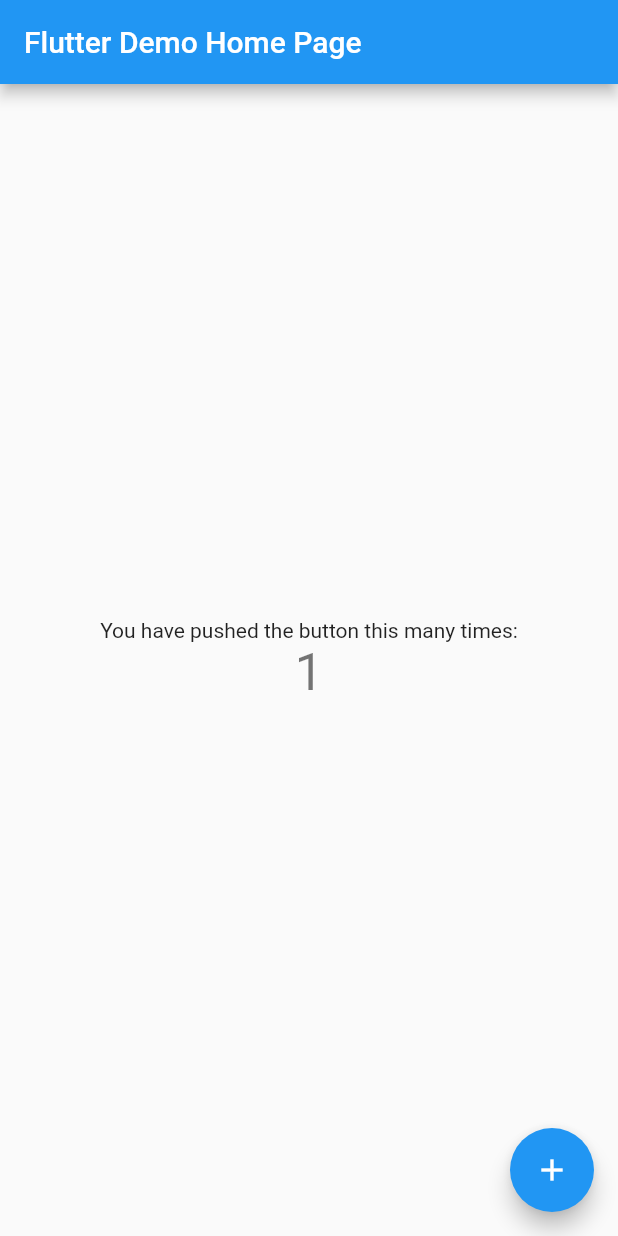
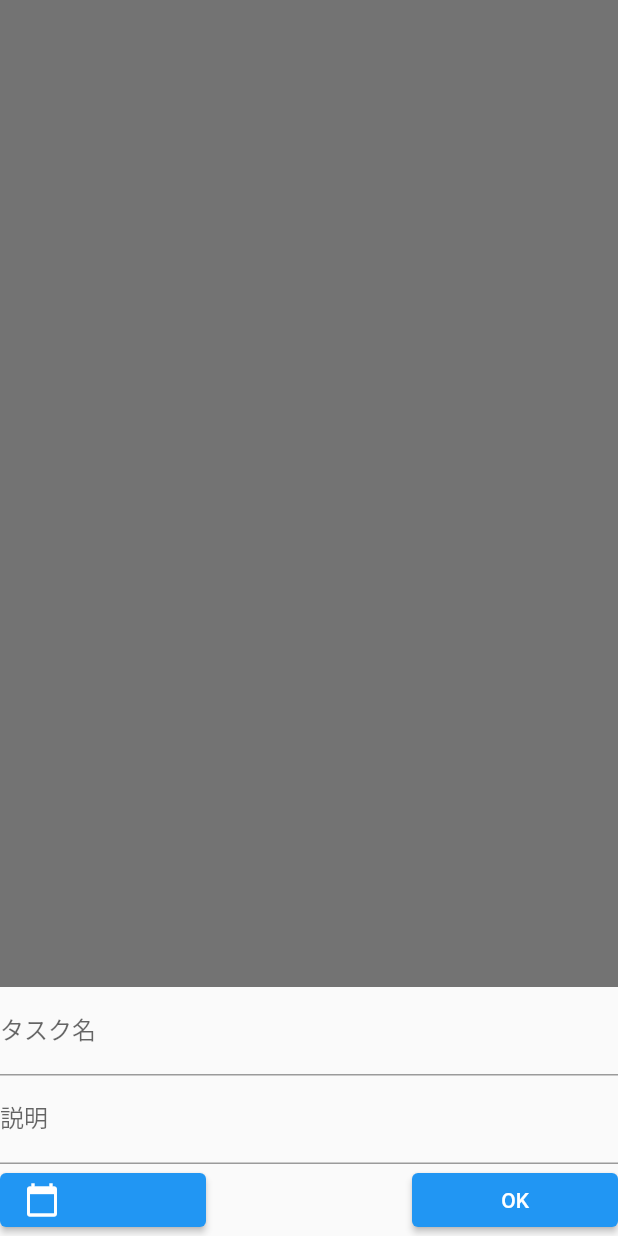
Before and after one commit to kojikokojiko/drift_demo, a Flutter app: the screen it shows after launch, after a tap on the "add" icon, on a phone screen of 412 x 824 dp. Run offline on Flutter 3.47's test engine with Material 2 defaults, Android fonts, the phone set to English and light mode, and no system bars; our stand-ins replace drift, flutter_datetime_picker, flutter_hooks, flutter_riverpod, flutter_slidable, freezed_annotation and 1 more; accounts and stored records are empty; generated files the repository leaves out were written again.

Commit message:
ほぼ完成。あとは、ボタンの大きさ

```diff
--- a/lib/main.dart
+++ b/lib/main.dart
@@ -1,7 +1,8 @@
 import 'package:flutter/material.dart';
-
+import 'package:flutter_riverpod/flutter_riverpod.dart';
+import 'package:drift_demo/view/todo.dart';
 void main() {
-  runApp(const MyApp());
+  runApp(ProviderScope(child:MyApp()));
 }
 
 class MyApp extends StatelessWidget {
@@ -24,92 +25,7 @@ class MyApp extends StatelessWidget {
         // is not restarted.
         primarySwatch: Colors.blue,
       ),
-      home: const MyHomePage(title: 'Flutter Demo Home Page'),
+      home: Todo(),
     );
   }
 }
-
-class MyHomePage extends StatefulWidget {
-  const MyHomePage({Key? key, required this.title}) : super(key: key);
-
-  // This widget is the home page of your application. It is stateful, meaning
-  // that it has a State object (defined below) that contains fields that affect
-  // how it looks.
-
-  // This class is the configuration for the state. It holds the values (in this
-  // case the title) provided by the parent (in this case the App widget) and
-  // used by the build method of the State. Fields in a Widget subclass are
-  // always marked "final".
-
-  final String title;
-
-  @override
-  State<MyHomePage> createState() => _MyHomePageState();
-}
-
-class _MyHomePageState extends State<MyHomePage> {
-  int _counter = 0;
-
-  void _incrementCounter() {
-    setState(() {
-      // This call to setState tells the Flutter framework that something has
-      // changed in this State, which causes it to rerun the build method below
-      // so that the display can reflect the updated values. If we changed
-      // _counter without calling setState(), then the build method would not be
-      // called again, and so nothing would appear to happen.
-      _counter++;
-    });
-  }
-
-  @override
-  Widget build(BuildContext context) {
-    // This method is rerun every time setState is called, for instance as done
-    // by the _incrementCounter method above.
-    //
-    // The Flutter framework has been optimized to make rerunning build methods
-    // fast, so that you can just rebuild anything that needs updating rather
-    // than having to individually change instances of widgets.
-    return Scaffold(
-      appBar: AppBar(
-        // Here we take the value from the MyHomePage object that was created by
-        // the App.build method, and use it to set our appbar title.
-        title: Text(widget.title),
-      ),
-      body: Center(
-        // Center is a layout widget. It takes a single child and positions it
-        // in the middle of the parent.
-        child: Column(
-          // Column is also a layout widget. It takes a list of children and
-          // arranges them vertically. By default, it sizes itself to fit its
-          // children horizontally, and tries to be as tall as its parent.
-          //
-          // Invoke "debug painting" (press "p" in the console, choose the
-          // "Toggle Debug Paint" action from the Flutter Inspector in Android
-          // Studio, or the "Toggle Debug Paint" command in Visual Studio Code)
-          // to see the wireframe for each widget.
-          //
-          // Column has various properties to control how it sizes itself and
-          // how it positions its children. Here we use mainAxisAlignment to
-          // center the children vertically; the main axis here is the vertical
-          // axis because Columns are vertical (the cross axis would be
-          // horizontal).
-          mainAxisAlignment: MainAxisAlignment.center,
-          children: <Widget>[
-            const Text(
-              'You have pushed the button this many times:',
-            ),
-            Text(
-              '$_counter',
-              style: Theme.of(context).textTheme.headline4,
-            ),
-          ],
-        ),
-      ),
-      floatingActionButton: FloatingActionButton(
-        onPressed: _incrementCounter,
-        tooltip: 'Increment',
-        child: const Icon(Icons.add),
-      ), // This trailing comma makes auto-formatting nicer for build methods.
-    );
-  }
-}
--- /dev/null
+++ b/lib/model/freezed/todo_model.dart
@@ -0,0 +1,22 @@
+import 'package:drift_demo/model/db/todo_db.dart';
+import 'package:freezed_annotation/freezed_annotation.dart';
+
+part 'todo_model.freezed.dart';
+
+@freezed
+abstract class TodoStateData with _$TodoStateData {
+  factory TodoStateData({
+    @Default(false) bool isLoading,
+    @Default(false) bool isReadyData,
+    @Default([]) List<TodoItemData> todoItems,
+  }) = _TodoStateData;
+}
+
+@freezed
+abstract class TempTodoItemData with _$TempTodoItemData {
+  factory TempTodoItemData({
+    @Default('') String title,
+    @Default('') String description,
+    @Default(null) DateTime? limit,
+  }) = _TempTodoItemData;
+}
--- /dev/null
+++ b/lib/view/todo.dart
@@ -0,0 +1,169 @@
+import 'package:drift_demo/model/db/todo_db.dart';
+import 'package:drift_demo/view/todo_vm.dart';
+import 'package:flutter/cupertino.dart';
+import 'package:flutter_hooks/flutter_hooks.dart';
+import 'package:flutter_riverpod/flutter_riverpod.dart';
+import 'package:flutter/material.dart';
+import 'package:flutter_datetime_picker/flutter_datetime_picker.dart';
+
+import 'package:flutter_slidable/flutter_slidable.dart';
+import 'package:hooks_riverpod/hooks_riverpod.dart';
+
+import '../model/freezed/todo_model.dart';
+
+// final limitProvier = StateProvider<DateTime?>((ref) => null);
+
+class Todo extends HookConsumerWidget  {
+  List<Widget> _buildTodoList(
+      List<TodoItemData> todoItemList, TodoDatabaseNotifier db) {
+    List<Widget> list = [];
+    for (TodoItemData item in todoItemList) {
+      Widget tile = Slidable(
+        child: ListTile(
+            title: Text(item.title),
+            subtitle:
+                Row(
+                  mainAxisAlignment: MainAxisAlignment.spaceBetween,
+                  children: [
+                    Text(item.description == null ? "" : item.description),
+                    Text(item.limitDate == null ? "" : item.limitDate.toString()),
+                  ],
+                )),
+        endActionPane: ActionPane(
+          motion: DrawerMotion(),
+          children: [
+            SlidableAction(
+              onPressed: (_) {
+                db.deleteData(item);
+              },
+              flex: 1,
+              icon: Icons.delete,
+            ),
+          ],
+        ),
+      );
+      list.add(tile);
+    }
+    return list;
+  }
+
+  @override
+  Widget build(BuildContext context, WidgetRef ref) {
+    final todoState = ref.watch(todoDatabaseProvider);
+    final todoProvider = ref.watch(todoDatabaseProvider.notifier);
+
+    List<TodoItemData> todoItems = todoProvider.state.todoItems;
+
+    TempTodoItemData temp = TempTodoItemData();
+    List<Widget> tiles = _buildTodoList(todoItems, todoProvider);
+    // DateTime? limit = ref.watch(limitProvier);
+
+    return Scaffold(
+      body: ListView(
+        children: tiles,
+      ),
+      floatingActionButton: FloatingActionButton(
+        child: Icon(Icons.add),
+        onPressed: () async {
+          await showModalBottomSheet(
+            context: context,
+            useRootNavigator: true,
+            isScrollControlled: true,
+            builder: (BuildContext context2) {
+              // limit=null;
+              return HookConsumer(
+                builder: (context3, ref, _) {
+
+                  final limit = useState<DateTime?>(null);
+                  print(limit);
+
+                  return Padding(
+                    padding: MediaQuery.of(context3).viewInsets,
+                    child: Column(
+                      mainAxisSize: MainAxisSize.min,
+                      children: <Widget>[
+                        TextFormField(
+                          decoration: InputDecoration(
+                            labelText: "タスク名",
+                          ),
+                          onChanged: (value) {
+                            temp = temp.copyWith(title: value);
+                          },
+                          onFieldSubmitted: (value) {
+                            temp = temp.copyWith(title: value);
+                          },
+                        ),
+                        TextField(
+                          decoration: InputDecoration(
+                            labelText: '説明',
+                          ),
+                          onChanged: (value) {
+                            temp = temp.copyWith(description: value);
+                          },
+                          onSubmitted: (value) {
+                            temp = temp.copyWith(description: value);
+                          },
+                        ),
+                        Table(
+                          defaultVerticalAlignment:
+                              TableCellVerticalAlignment.values[0],
+                          children: [
+                            TableRow(
+                              children: [
+                                ElevatedButton(
+
+
+
+                                  onPressed: () {
+                                    DatePicker.showDateTimePicker(
+                                      context,
+                                      showTitleActions: true,
+                                      minTime: DateTime.now(),
+                                      onConfirm: (date) {
+                                        limit.value = date;
+                                        print(limit);
+                                        temp = temp.copyWith(limit: date);
+                                      },
+                                      currentTime: DateTime.now(),
+                                      locale: LocaleType.jp,
+                                    );
+                                  },
+                                  child: Row(
+                                    children: [
+                                      Icon(Icons.calendar_today),
+                                      Text(limit.value == null
+                                          ? ""
+                                          : limit.value.toString().substring(0, 10)),
+                                    ],
+                                  ),
+                                ),
+                                Container(
+                                  width: 10,
+                                ),
+                                ElevatedButton(
+                                  onPressed: () {
+                                    todoProvider.writeData(temp);
+                                    Navigator.pop(context3);
+                                  },
+                                  child: Text('OK'),
+                                ),
+                              ],
+                            ),
+                          ],
+                        ),
+                      ],
+                    ),
+                  );
+                },
+              );
+            },
+          );
+          temp = TempTodoItemData();
+
+        },
+
+
+      ),
+    );
+  }
+}
--- /dev/null
+++ b/lib/view/todo_vm.dart
@@ -0,0 +1,66 @@
+import 'package:drift/drift.dart';
+import 'package:drift_demo/model/db/todo_db.dart';
+import 'package:drift_demo/model/freezed/todo_model.dart';
+import "package:flutter_riverpod/flutter_riverpod.dart";
+
+final todoDatabaseProvider = StateNotifierProvider((_) {
+  TodoDatabaseNotifier notify = TodoDatabaseNotifier();
+  notify.readData();
+  //初期化処理
+  return notify;
+});
+
+class TodoDatabaseNotifier extends StateNotifier<TodoStateData>{
+  TodoDatabaseNotifier():super(TodoStateData());
+
+
+  final _db=MyDatabase();
+
+  writeData(TempTodoItemData data) async {
+    if (data.title.isEmpty) {
+      return;
+    }
+    TodoItemCompanion entry = TodoItemCompanion(
+      title: Value(data.title),
+      description: Value(data.description),
+      limitDate: Value(data.limit),
+      // isNotify: Value(data.isNotify),
+    );
+    state = state.copyWith(isLoading: true);
+    await _db.writeTodo(entry);
+    readData();
+    //書き込むたびにデータベースを読み込む
+  }
+
+  //削除処理部分
+  deleteData(TodoItemData data) async {
+    state = state.copyWith(isLoading: true);
+    await _db.deleteTodo(data.id);
+    readData();
+    //削除するたびにデータベースを読み込む
+  }
+
+  //更新処理部分
+  updateData(TodoItemData data) async {
+    if (data.title.isEmpty) {
+      return;
+    }
+    state = state.copyWith(isLoading: true);
+    await _db.updateTodo(data);
+    readData();
+    //更新するたびにデータベースを読み込む
+  }
+
+  //データ読み込み処理
+  readData() async {
+    state = state.copyWith(isLoading: true);
+
+    final todoItems = await _db.readAllTodoData();
+
+    state = state.copyWith(
+      isLoading: false,
+      isReadyData: true,
+      todoItems: todoItems,
+    );
+  }
+}
--- a/pubspec.yaml
+++ b/pubspec.yaml
@@ -24,6 +24,12 @@ dependencies:
   sqlite3_flutter_libs:
   path_provider:
   path:
+  flutter_riverpod:
+  flutter_datetime_picker:
+  freezed:
+  flutter_slidable:
+  flutter_hooks:
+  hooks_riverpod:
 
 dev_dependencies:
   flutter_test:
```
Also changed, not shown: lib/model/db/todo_db.dart (added, +55 -0 lines), lib/model/db/todo_db.g.dart (added), lib/model/freezed/todo_model.freezed.dart (added), pubspec.lock.
